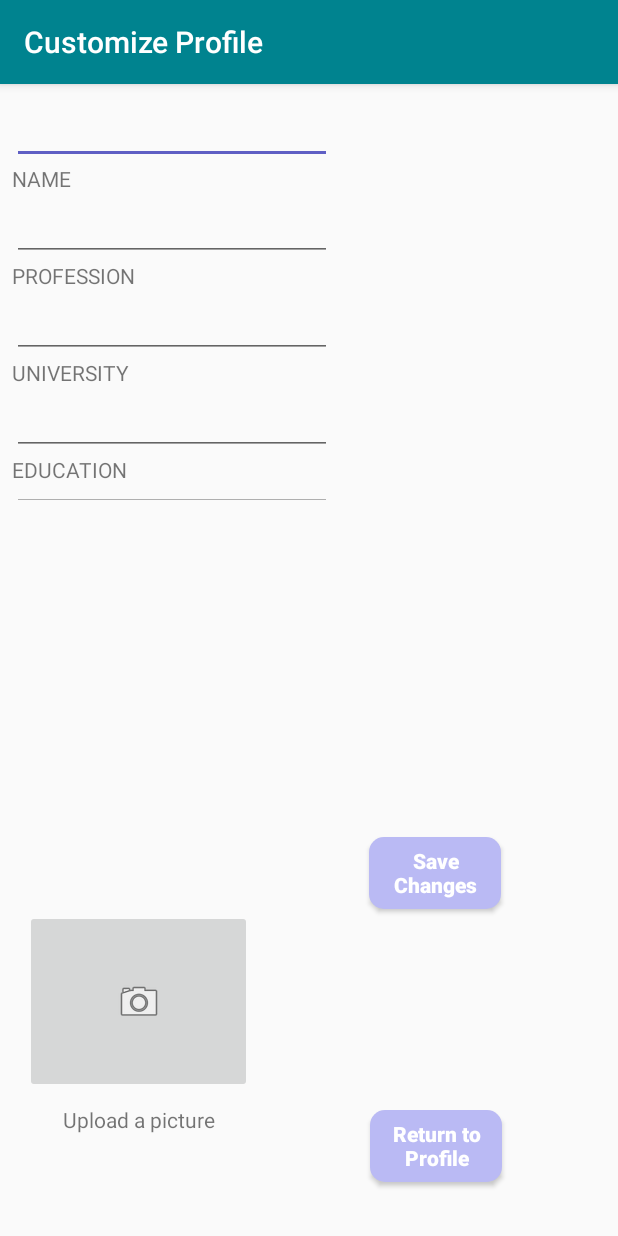
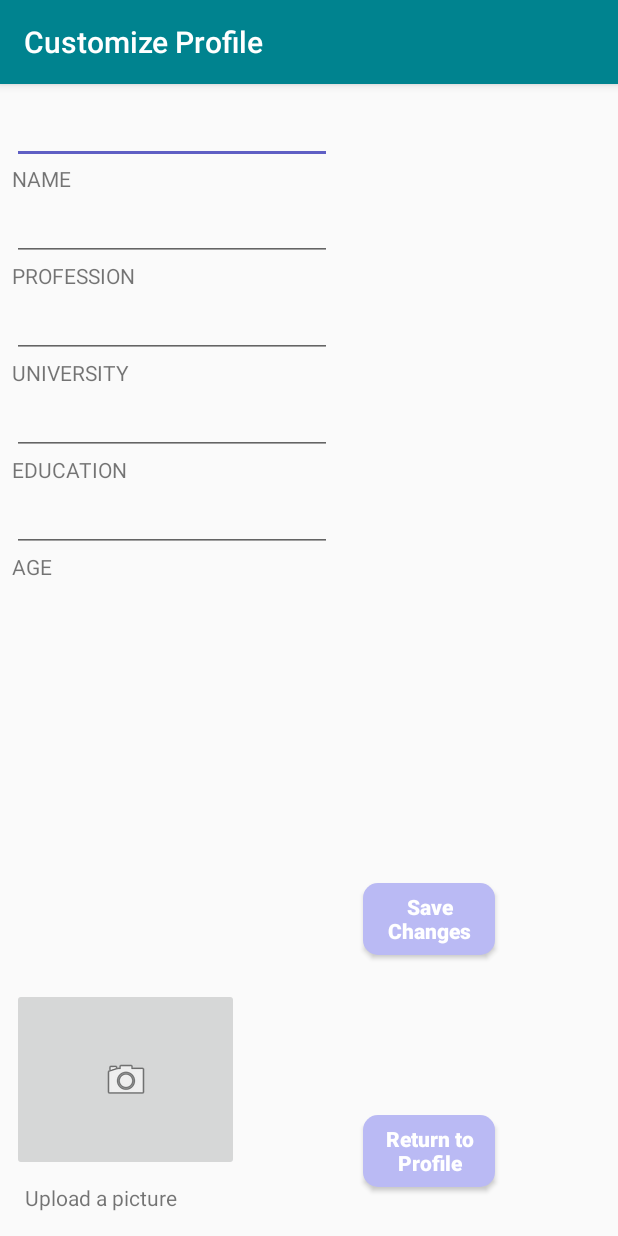
Before and after one commit to nugready/PB_Revised, an Android app: the screen it shows after launch once a user with an empty profile is signed in (CustomizeProfile), after a tap on "Customize Profile", on a phone screen of 412 x 824 dp. Run offline under Robolectric (Android 15) with nearby library versions, the phone set to English and light mode, and no system bars; our stand-ins replace Firebase (no records; nobody signed in at launch, a user with empty details on screens opened directly); 5 statements that could not run were skipped.

Commit message:
Profile page now pulls information from Firebase Database

```diff
--- a/app/src/main/java/com/professionalbuddies/pb_revised/ProfileActivity.java
+++ b/app/src/main/java/com/professionalbuddies/pb_revised/ProfileActivity.java
@@ -6,6 +6,7 @@ import android.os.Bundle;
 import android.util.Log;
 import android.view.View;
 import android.widget.Button;
+import android.widget.ListView;
 import android.widget.TextView;
 
 import com.google.firebase.auth.FirebaseAuth;
@@ -19,52 +20,81 @@ import com.google.firebase.database.ValueEventListener;
 public class ProfileActivity extends AppCompatActivity implements View.OnClickListener {
 
     private FirebaseAuth firebaseAuth;
-    //private TextView textViewUserEmail;
+    private FirebaseDatabase myDatabase;
+    private DatabaseReference myRef;
+
+    private static final String TAG = "ProfileActivity";
+    private String userId = "";
+    private TextView name;
+    private TextView profession;
+    private TextView age;
     private Button buttonLogout;
     private Button buttonCustomizeProfile;
-    private DatabaseReference myReference;
-    private static final String TAG = "ProfileActivity";
 
     @Override
     protected void onCreate(Bundle savedInstanceState) {
         super.onCreate(savedInstanceState);
         setContentView(R.layout.activity_profile);
 
-        myReference = FirebaseDatabase.getInstance().getReference();
-        UserInformation thisUser = new UserInformation();
-
-        ValueEventListener userInfo = new ValueEventListener() {
-            @Override
-            public void onDataChange(DataSnapshot dataSnapshot) {
-                UserInformation thisUser = dataSnapshot.getValue(UserInformation.class);
-            }
-
-            @Override
-            public void onCancelled(DatabaseError databaseError) {
-                Log.w(TAG, "loadUser:onCancelled", databaseError.toException());
-            }
-        };
-        myReference.addListenerForSingleValueEvent(userInfo);
-
-
-
         firebaseAuth = FirebaseAuth.getInstance();
-
         if (firebaseAuth.getCurrentUser() == null) {
             finish();
             startActivity(new Intent(this, LoginActivity.class));
         }
 
+        myDatabase = FirebaseDatabase.getInstance();
+        myRef = myDatabase.getReference();
+        FirebaseUser thisUser = firebaseAuth.getCurrentUser();
+        userId = thisUser.getUid();
+        buttonLogout = (Button) findViewById(R.id.buttonLogout);
+        buttonCustomizeProfile = (Button) findViewById(R.id.buttonCustomizeProfile);
+        name = (TextView) findViewById(R.id.name);
+        profession = (TextView) findViewById(R.id.profession);
+        age = (TextView) findViewById(R.id.age);
 
+        myRef.addValueEventListener(new ValueEventListener() {
+            @Override
+            public void onDataChange(DataSnapshot dataSnapshot) {
+                //showData(dataSnapshot);
+                    UserInformation theUser = new UserInformation();
+                    theUser.setUserName(dataSnapshot.child(userId).getValue(UserInformation.class).getUserName());
+                    theUser.setProfession(dataSnapshot.child(userId).getValue(UserInformation.class).getProfession());
+                    theUser.setEducation(dataSnapshot.child(userId).getValue(UserInformation.class).getEducation());
+                    theUser.setUniversity(dataSnapshot.child(userId).getValue(UserInformation.class).getUniversity());
+                    theUser.setAge(dataSnapshot.child(userId).getValue(UserInformation.class).getAge());
+
+                    name.setText(theUser.getUserName());
+                    profession.setText(theUser.getProfession());
+                    age.setText(theUser.getAge());
+            }
+            @Override
+            public void onCancelled(DatabaseError databaseError) {
+
+            }
+        });
 
         //textViewUserEmail = (TextView) findViewById(R.id.textViewUserEmail);
         //textViewUserEmail.setText("Welcome " +user.getEmail());
-        buttonLogout = (Button) findViewById(R.id.buttonLogout);
-        buttonCustomizeProfile = (Button) findViewById(R.id.buttonCustomizeProfile);
 
         buttonLogout.setOnClickListener(this);
         buttonCustomizeProfile.setOnClickListener(this);
     }
+
+    private void showData(DataSnapshot dataSnapshot) {
+        for (DataSnapshot ds : dataSnapshot.getChildren()) {
+            UserInformation theUser = new UserInformation();
+            theUser.setUserName(ds.child(userId).getValue(UserInformation.class).getUserName());
+            theUser.setProfession(ds.child(userId).getValue(UserInformation.class).getProfession());
+            theUser.setEducation(ds.child(userId).getValue(UserInformation.class).getEducation());
+            theUser.setUniversity(ds.child(userId).getValue(UserInformation.class).getUniversity());
+            theUser.setAge(ds.child(userId).getValue(UserInformation.class).getAge());
+
+            name.setText(theUser.getUserName());
+            profession.setText(theUser.getProfession());
+            age.setText(theUser.getAge());
+        }
+    }
+
 
     @Override
     public void onClick(View view) {
--- a/app/src/main/res/layout/activity_customize_profile.xml
+++ b/app/src/main/res/layout/activity_customize_profile.xml
@@ -13,22 +13,23 @@
         android:layout_height="match_parent">
 
         <LinearLayout
-            android:layout_width="361dp"
-            android:layout_height="276dp"
+            android:id="@+id/linearLayout"
+            android:layout_width="360dp"
+            android:layout_height="337dp"
+            android:layout_marginBottom="8dp"
+            android:layout_marginEnd="8dp"
+            android:layout_marginLeft="8dp"
+            android:layout_marginRight="8dp"
+            android:layout_marginStart="8dp"
+            android:layout_marginTop="8dp"
             android:orientation="vertical"
+            app:layout_constraintBottom_toBottomOf="parent"
+            app:layout_constraintHorizontal_bias="0.0"
+            app:layout_constraintLeft_toLeftOf="parent"
+            app:layout_constraintRight_toRightOf="parent"
             app:layout_constraintTop_toTopOf="parent"
-            android:layout_marginTop="8dp"
-            android:layout_marginRight="8dp"
-            app:layout_constraintRight_toRightOf="parent"
-            android:layout_marginLeft="8dp"
-            app:layout_constraintLeft_toLeftOf="parent"
-            app:layout_constraintBottom_toBottomOf="parent"
-            android:layout_marginBottom="8dp"
-            app:layout_constraintHorizontal_bias="0.0"
             app:layout_constraintVertical_bias="0.0"
-            android:id="@+id/linearLayout"
-            android:layout_marginStart="8dp"
-            android:layout_marginEnd="8dp">
+            android:weightSum="1">
 
             <EditText
                 android:id="@+id/editTextName"
@@ -58,8 +59,7 @@
                 android:id="@+id/professionLabel"
                 android:layout_width="match_parent"
                 android:layout_height="wrap_content"
-                android:text="@string/profile_profession"
-                />
+                android:text="@string/profile_profession" />
 
             <EditText
                 android:id="@+id/editTextUniversity"
@@ -74,8 +74,7 @@
                 android:id="@+id/universityLabel"
                 android:layout_width="match_parent"
                 android:layout_height="wrap_content"
-                android:text="@string/profile_university"
-                />
+                android:text="@string/profile_university" />
 
             <EditText
                 android:id="@+id/editTextEducation"
@@ -84,15 +83,13 @@
                 android:ems="10"
                 android:inputType="textPersonName"
                 android:text=""
-                android:textStyle="italic"
-                />
+                android:textStyle="italic" />
 
             <TextView
                 android:id="@+id/educationLabel"
                 android:layout_width="match_parent"
                 android:layout_height="wrap_content"
-                android:text="@string/profile_education"
-                />
+                android:text="@string/profile_education" />
 
             <EditText
                 android:id="@+id/editTextAge"
@@ -100,15 +97,13 @@
                 android:layout_height="wrap_content"
                 android:ems="10"
                 android:inputType="textPersonName"
-                android:text=""
                 android:textStyle="italic" />
 
             <TextView
-                android:id="@+id/ageLabel"
+                android:id="@+id/textView"
                 android:layout_width="match_parent"
                 android:layout_height="wrap_content"
-                android:text="@string/profile_age"
-                />
+                android:text="@string/profile_age" />
 
         </LinearLayout>
 
@@ -116,34 +111,34 @@
             android:id="@+id/imageButtonProfilePic"
             android:layout_width="151dp"
             android:layout_height="122dp"
-            app:srcCompat="@android:drawable/ic_menu_camera"
+            android:layout_marginBottom="8dp"
+            android:layout_marginEnd="8dp"
+            android:layout_marginLeft="8dp"
+            android:layout_marginRight="8dp"
+            android:layout_marginStart="8dp"
             android:layout_marginTop="8dp"
+            app:layout_constraintBottom_toTopOf="@+id/textViewPicUpload"
+            app:layout_constraintHorizontal_bias="0.0"
+            app:layout_constraintLeft_toLeftOf="parent"
+            app:layout_constraintRight_toRightOf="parent"
             app:layout_constraintTop_toBottomOf="@+id/linearLayout"
-            android:layout_marginBottom="8dp"
-            app:layout_constraintBottom_toTopOf="@+id/textViewPicUpload"
-            android:layout_marginLeft="8dp"
-            app:layout_constraintLeft_toLeftOf="parent"
-            android:layout_marginRight="8dp"
-            app:layout_constraintRight_toRightOf="parent"
-            app:layout_constraintHorizontal_bias="0.036"
             app:layout_constraintVertical_bias="1.0"
-            android:layout_marginStart="8dp"
-            android:layout_marginEnd="8dp" />
+            app:srcCompat="@android:drawable/ic_menu_camera" />
 
         <TextView
             android:id="@+id/textViewPicUpload"
             android:layout_width="wrap_content"
             android:layout_height="wrap_content"
-            android:layout_marginBottom="68dp"
+            android:layout_marginBottom="16dp"
+            android:layout_marginEnd="8dp"
             android:layout_marginLeft="8dp"
             android:layout_marginRight="8dp"
+            android:layout_marginStart="8dp"
             android:text="@string/profile_pic"
             app:layout_constraintBottom_toBottomOf="parent"
-            app:layout_constraintHorizontal_bias="0.116"
+            app:layout_constraintHorizontal_bias="0.03"
             app:layout_constraintLeft_toLeftOf="parent"
-            app:layout_constraintRight_toRightOf="parent"
-            android:layout_marginStart="8dp"
-            android:layout_marginEnd="8dp" />
+            app:layout_constraintRight_toRightOf="parent" />
 
         <Button
             android:id="@+id/buttonSaveChanges"
@@ -151,19 +146,19 @@
             android:layout_width="88dp"
             android:layout_height="wrap_content"
             android:layout_margin="15dp"
+            android:layout_marginBottom="8dp"
+            android:layout_marginLeft="8dp"
+            android:layout_marginRight="8dp"
+            android:layout_marginTop="8dp"
+            android:background="@drawable/shape"
             android:text="Save Changes"
             android:textAppearance="@style/TextAppearance.AppCompat.Body2"
-            android:layout_marginTop="8dp"
-            app:layout_constraintTop_toBottomOf="@+id/linearLayout"
+            android:textColor="@color/colorText"
+            android:textStyle="bold"
             app:layout_constraintBottom_toBottomOf="parent"
-            android:layout_marginBottom="8dp"
-            android:layout_marginRight="8dp"
+            app:layout_constraintLeft_toRightOf="@+id/imageButtonProfilePic"
             app:layout_constraintRight_toRightOf="parent"
-            app:layout_constraintLeft_toRightOf="@+id/imageButtonProfilePic"
-            android:layout_marginLeft="8dp"
-            android:background="@drawable/shape"
-            android:textColor="@color/colorText"
-            android:textStyle="bold"/>
+            app:layout_constraintTop_toBottomOf="@+id/linearLayout" />
 
         <Button
             android:id="@+id/buttonReturnToProfile"
@@ -171,21 +166,21 @@
             android:layout_width="88dp"
             android:layout_height="wrap_content"
             android:layout_margin="15dp"
+            android:layout_marginBottom="8dp"
+            android:layout_marginLeft="8dp"
+            android:layout_marginRight="8dp"
+            android:layout_marginTop="8dp"
+            android:background="@drawable/shape"
             android:text="Return to Profile"
             android:textAppearance="@style/TextAppearance.AppCompat.Body2"
-            android:layout_marginTop="8dp"
+            android:textColor="@color/colorText"
+            android:textStyle="bold"
+            app:layout_constraintBottom_toBottomOf="parent"
+            app:layout_constraintHorizontal_bias="0.504"
+            app:layout_constraintLeft_toRightOf="@+id/imageButtonProfilePic"
+            app:layout_constraintRight_toRightOf="parent"
             app:layout_constraintTop_toBottomOf="@+id/linearLayout"
-            app:layout_constraintBottom_toBottomOf="parent"
-            android:layout_marginBottom="8dp"
-            android:layout_marginRight="8dp"
-            app:layout_constraintRight_toRightOf="parent"
-            app:layout_constraintLeft_toRightOf="@+id/imageButtonProfilePic"
-            android:layout_marginLeft="8dp"
-            app:layout_constraintHorizontal_bias="0.504"
-            app:layout_constraintVertical_bias="0.949"
-            android:background="@drawable/shape"
-            android:textColor="@color/colorText"
-            android:textStyle="bold"/>
+            app:layout_constraintVertical_bias="0.949" />
 
     </android.support.constraint.ConstraintLayout>
 
```
Also changed, not shown: app/src/main/java/com/professionalbuddies/pb_revised/UserInformation.java (+11 -0 lines), app/src/main/res/layout/activity_profile.xml (+3 -8 lines).
